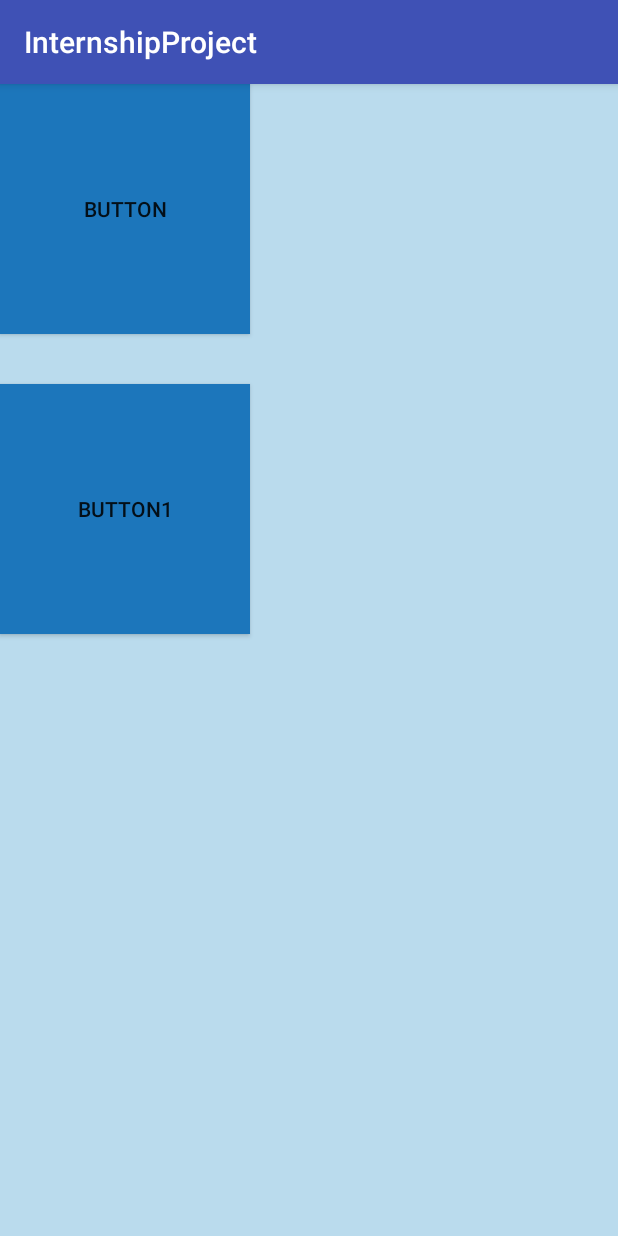
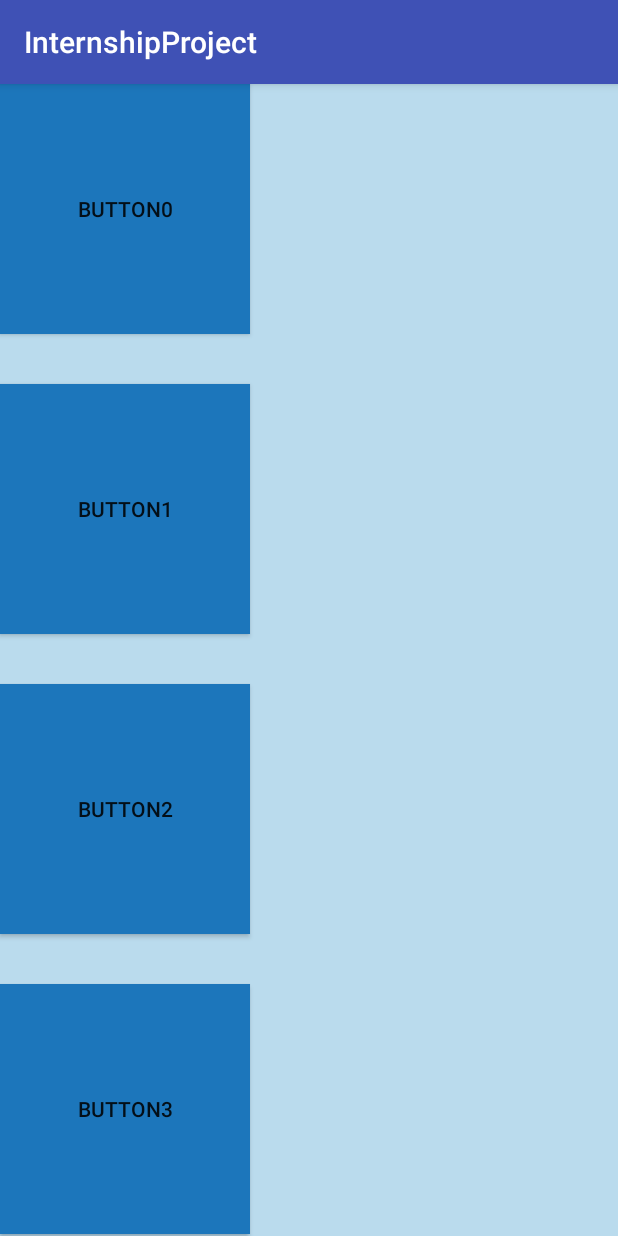
Before and after one commit to seydabilen/InternshipProject, an Android app: the screen it shows after launch (MainActivity), on a phone screen of 412 x 824 dp. Run offline under Robolectric (Android 15) with nearby library versions, the light colour scheme and no system bars.

Commit message:
Buttons are programmatically created

```diff
--- a/app/src/main/java/com/codycus/internshipproject/MainActivity.java
+++ b/app/src/main/java/com/codycus/internshipproject/MainActivity.java
@@ -11,24 +11,53 @@ import android.widget.FrameLayout;
 
 public class MainActivity extends AppCompatActivity {
 
-    private Button btn,btn1;
     private ViewGroup rootLayout;
+
     @Override
     protected void onCreate(Bundle savedInstanceState) {
         super.onCreate(savedInstanceState);
         setContentView(R.layout.activity_main);
         rootLayout = (ViewGroup) findViewById(R.id.view_root);
-        btn1 = (Button) rootLayout.findViewById(R.id.button1);
-        btn = (Button)rootLayout.findViewById(R.id.button);
 
+
+        for (int i = 0; i < 4; i++) {
+
+            Button b = new Button(this);
+            b.setBackgroundColor(getResources().getColor(R.color.button_default));
+            b.setLayoutParams(new ViewGroup.LayoutParams(ViewGroup.LayoutParams.WRAP_CONTENT, ViewGroup.LayoutParams.WRAP_CONTENT));
+            b.setId(i);
+            b.setOnTouchListener(new ChoiceTouchListener());
+            switch (b.getId()) {
+                case 0:
+                    b.setText("Button0");
                     FrameLayout.LayoutParams layoutParams = new FrameLayout.LayoutParams(250, 250);
-        layoutParams.topMargin=300;
+                    b.setLayoutParams(layoutParams);
+                    break;
+                case 1:
+                    b.setText("Button1");
                     FrameLayout.LayoutParams layoutParams1 = new FrameLayout.LayoutParams(250, 250);
-        btn1.setLayoutParams(layoutParams);
-        btn.setLayoutParams(layoutParams1);
-        btn1.setOnTouchListener(new ChoiceTouchListener());
-        btn.setOnTouchListener(new ChoiceTouchListener());
+                    b.setLayoutParams(layoutParams1);
+                    layoutParams1.topMargin = 300;
 
+                    break;
+                case 2:
+                    b.setText("Button2");
+                    FrameLayout.LayoutParams layoutParams2 = new FrameLayout.LayoutParams(250, 250);
+                    b.setLayoutParams(layoutParams2);
+                    layoutParams2.topMargin = 600;
+
+                    break;
+                case 3:
+                    b.setText("Button3");
+                    FrameLayout.LayoutParams layoutParams3 = new FrameLayout.LayoutParams(250, 250);
+                    b.setLayoutParams(layoutParams3);
+                    layoutParams3.topMargin = 900;
+                    break;
+
+            }
+
+            rootLayout.addView(b);
+        }
     }
 
             private final class ChoiceTouchListener implements View.OnTouchListener {
@@ -38,11 +67,10 @@ public class MainActivity extends AppCompatActivity {
 
                 @Override
                 public boolean onTouch(View view, MotionEvent event) {
-
                     {
 
-                final int X = (int) event.getRawX();
-                final int Y = (int) event.getRawY();
+                         int X = (int) event.getRawX();
+                         int Y = (int) event.getRawY();
                         switch (event.getAction() & MotionEvent.ACTION_MASK) {
                             case MotionEvent.ACTION_DOWN:
                                 FrameLayout.LayoutParams lParams = (FrameLayout.LayoutParams) view.getLayoutParams();
@@ -52,7 +80,7 @@ public class MainActivity extends AppCompatActivity {
                                 view.setScaleY(view.getScaleY() + 0.5f);
                                 break;
                             case MotionEvent.ACTION_UP:
-                        view.setBackgroundColor(Color.rgb(28,118,187));
+                                view.setBackgroundColor(Color.rgb(28, 118, 187));
                                 view.setScaleX(1);
                                 view.setScaleY(1);
                                 break;
@@ -80,4 +108,23 @@ public class MainActivity extends AppCompatActivity {
 
 
 
+/*
+        public class preparation extends View {
+            public preparation(Context context) {
+                super(context);
             }
+
+            //buton init
+            //Buton a listener eklenecek
+            //tsrgetView init edilecek
+            //button ve targetview için frame hesaplanacak
+
+        }
+
+        //touch handle event içinde button frame center ile target frame center match ediyor ise, bunu superview den kaldır
+        //yada görünmez yap
+        */
+
+
+
+}
--- a/app/src/main/res/layout/activity_main.xml
+++ b/app/src/main/res/layout/activity_main.xml
@@ -1,30 +1,9 @@
 <?xml version="1.0" encoding="utf-8"?>
 <FrameLayout xmlns:android="http://schemas.android.com/apk/res/android"
-    android:layout_width="match_parent"
-    android:layout_height="match_parent"
-    android:id="@+id/view_root"
-    android:background="#badbed">
-
-    <Button
-        android:layout_width="wrap_content"
-        android:layout_height="wrap_content"
-        android:id="@+id/button1"
-        android:background="@drawable/custom_button"
-        android:onClick="true"
-        android:text="button1"
-        android:clickable="true"/>
-
-    <Button
-        android:background="@drawable/custom_button"
-        android:onClick="true"
-        android:clickable="true"
-        android:layout_width="wrap_content"
-        android:layout_height="wrap_content"
-        android:text="button"
-        android:id="@+id/button"
-        android:layout_gravity="end"/>
-
-
-
+        android:layout_width="match_parent"
+        android:layout_height="match_parent"
+        android:id="@+id/view_root"
+        android:orientation="horizontal"
+        android:background="#badbed">
 
 </FrameLayout>
```
Lines whose indentation alone changed are shown as unchanged.
